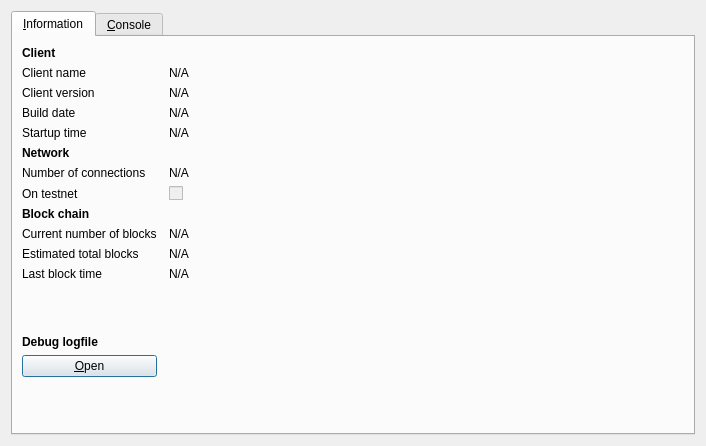
noise23/version, file src/qt/forms/rpcconsole.ui: the form before one commit.
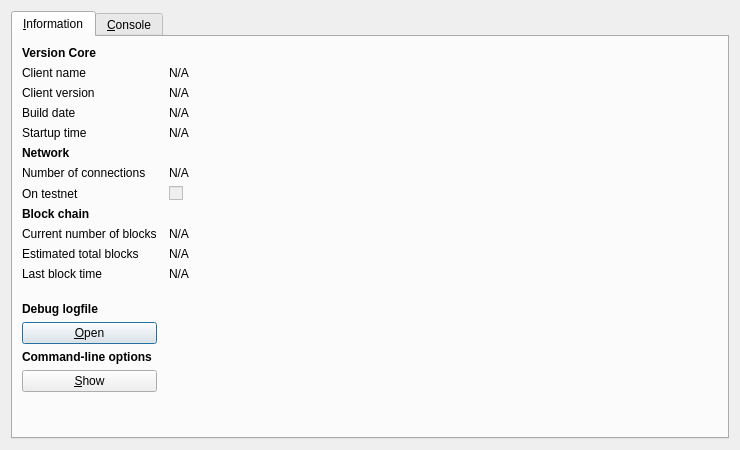
The form after the commit. Icons and pictures are not drawn.

Commit message: move class HelpMessageBox to guiutil.cpp/.h , etc.

Patch:
```diff
--- a/src/qt/forms/rpcconsole.ui
+++ b/src/qt/forms/rpcconsole.ui
@@ -6,8 +6,8 @@
    <rect>
     <x>0</x>
     <y>0</y>
-    <width>706</width>
-    <height>446</height>
+    <width>740</width>
+    <height>450</height>
    </rect>
   </property>
   <property name="windowTitle">
@@ -36,7 +36,7 @@
           </font>
          </property>
          <property name="text">
-          <string>Client</string>
+          <string>Version Core</string>
          </property>
         </widget>
        </item>
@@ -304,6 +304,29 @@
         </widget>
        </item>
        <item row="15" column="0">
+        <widget class="QLabel" name="labelCLOptions">
+         <property name="font">
+          <font>
+           <weight>75</weight>
+           <bold>true</bold>
+          </font>
+         </property>
+         <property name="text">
+          <string>Command-line options</string>
+         </property>
+        </widget>
+       </item>
+       <item row="16" column="0">
+        <widget class="QPushButton" name="showCLOptionsButton">
+         <property name="toolTip">
+          <string>Show the Version-Qt help message to get a list with possible Version command-line options.</string>
+         </property>
+         <property name="text">
+          <string>&amp;Show</string>
+         </property>
+        </widget>
+       </item>
+       <item row="17" column="0">
         <spacer name="verticalSpacer">
          <property name="orientation">
           <enum>Qt::Vertical</enum>
```
The commit also changes 5 other files.
